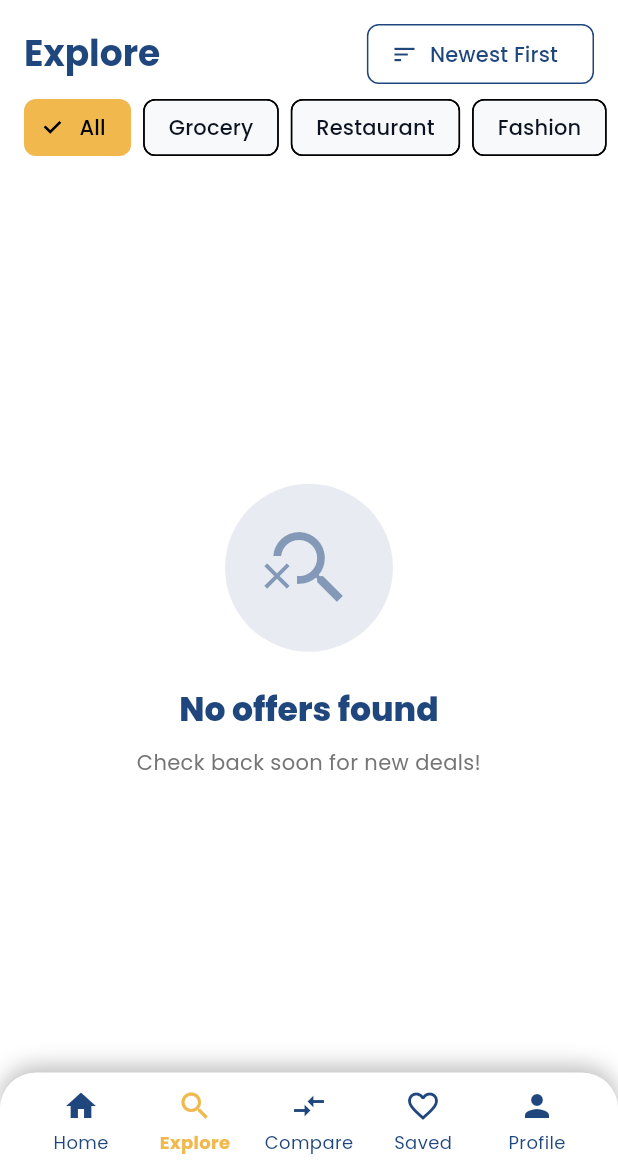
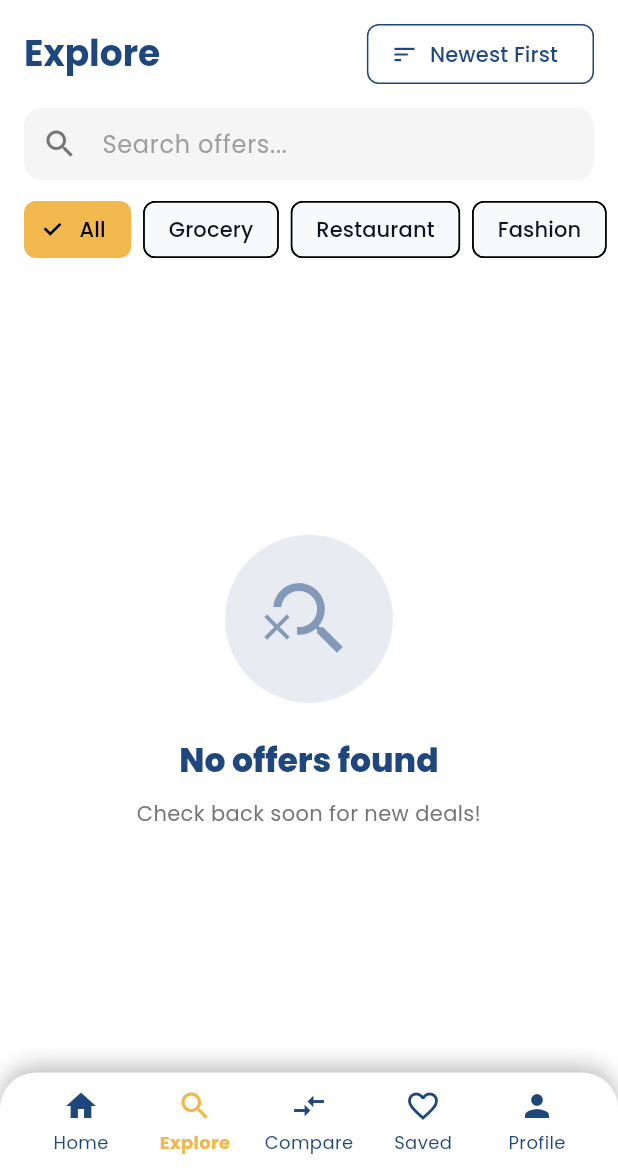
Before and after one commit to offoraprivatelimited/Offora-Flutter, a Flutter app: the MainScreen screen opened by its route, item 2 of the bottom bar chosen, on a phone screen of 412 x 824 dp, the part 66-1236 px from its top. Run offline on Flutter 3.47's test engine with Material 3 defaults, Android fonts, the phone set to English and light mode, and no system bars; our stand-ins replace cloud_firestore, firebase_auth, firebase_core, firebase_storage, flutter_dotenv, google_fonts and 6 more; missing offline and left inert: dart:js_interop; accounts and stored records are empty.

Commit message:
first commit

```diff
--- a/lib/screens/explore_screen.dart
+++ b/lib/screens/explore_screen.dart
@@ -15,9 +15,10 @@ class ExploreScreen extends StatefulWidget {
 }
 
 class _ExploreScreenState extends State<ExploreScreen> {
-  final String _searchQuery = '';
+  String _searchQuery = '';
   String? _selectedCategory;
   String _sortBy = 'newest'; // newest, discount, price
+  final TextEditingController _searchController = TextEditingController();
 
   final List<String> _categories = [
     'All',
@@ -149,6 +150,12 @@ class _ExploreScreenState extends State<ExploreScreen> {
   }
 
   @override
+  void dispose() {
+    _searchController.dispose();
+    super.dispose();
+  }
+
+  @override
   Widget build(BuildContext context) {
     return SafeArea(
       child: CustomScrollView(
@@ -207,7 +214,49 @@ class _ExploreScreenState extends State<ExploreScreen> {
               ),
             ),
           ),
-          // Search bar and sort button row removed; sort button moved to Explore title row
+
+          // Search bar
+          SliverToBoxAdapter(
+            child: Padding(
+              padding: const EdgeInsets.fromLTRB(16, 12, 16, 8),
+              child: TextField(
+                controller: _searchController,
+                onChanged: (value) {
+                  setState(() {
+                    _searchQuery = value;
+                  });
+                },
+                decoration: InputDecoration(
+                  hintText: 'Search offers...',
+                  hintStyle: TextStyle(color: Colors.grey.shade500),
+                  prefixIcon: Icon(Icons.search, color: Colors.grey.shade600),
+                  suffixIcon: _searchQuery.isNotEmpty
+                      ? IconButton(
+                          icon: Icon(Icons.clear, color: Colors.grey.shade600),
+                          onPressed: () {
+                            _searchController.clear();
+                            setState(() {
+                              _searchQuery = '';
+                            });
+                          },
+                        )
+                      : null,
+                  filled: true,
+                  fillColor: Colors.grey.shade100,
+                  border: OutlineInputBorder(
+                    borderRadius: BorderRadius.circular(12),
+                    borderSide: BorderSide.none,
+                  ),
+                  contentPadding: const EdgeInsets.symmetric(
+                    horizontal: 16,
+                    vertical: 12,
+                  ),
+                ),
+              ),
+            ),
+          ),
+
+          // Category chips
           SliverToBoxAdapter(
             child: SizedBox(
               height: 50,
```
Also changed, not shown: lib/screens/offer_details_screen.dart (+34 -6 lines).
